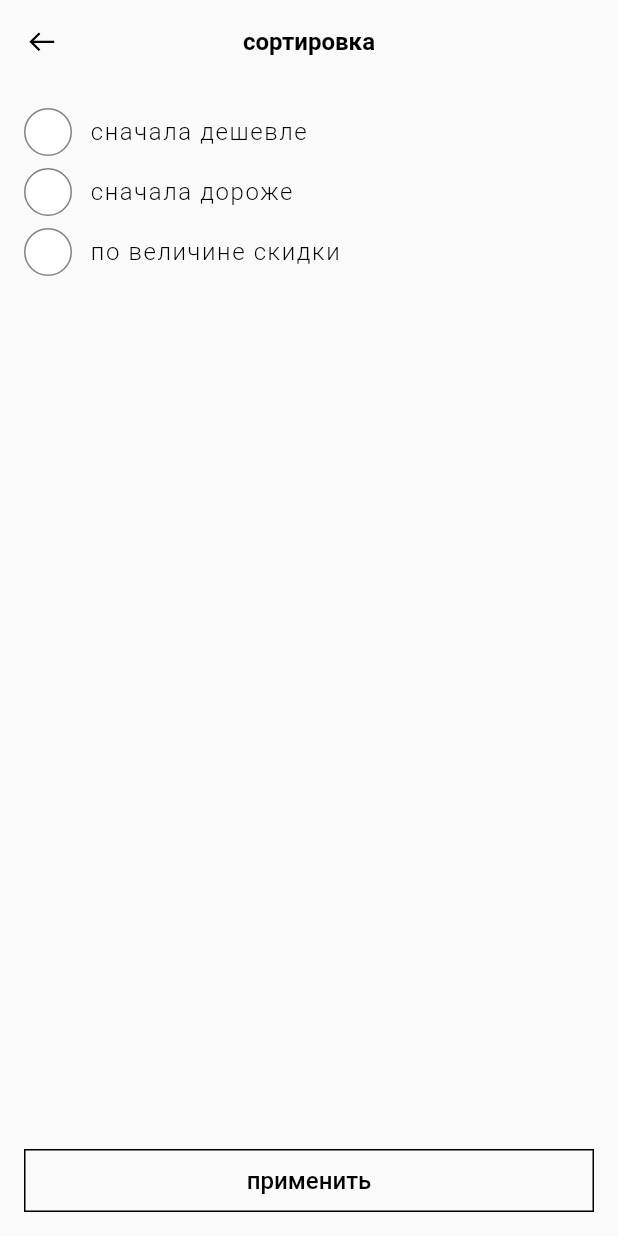
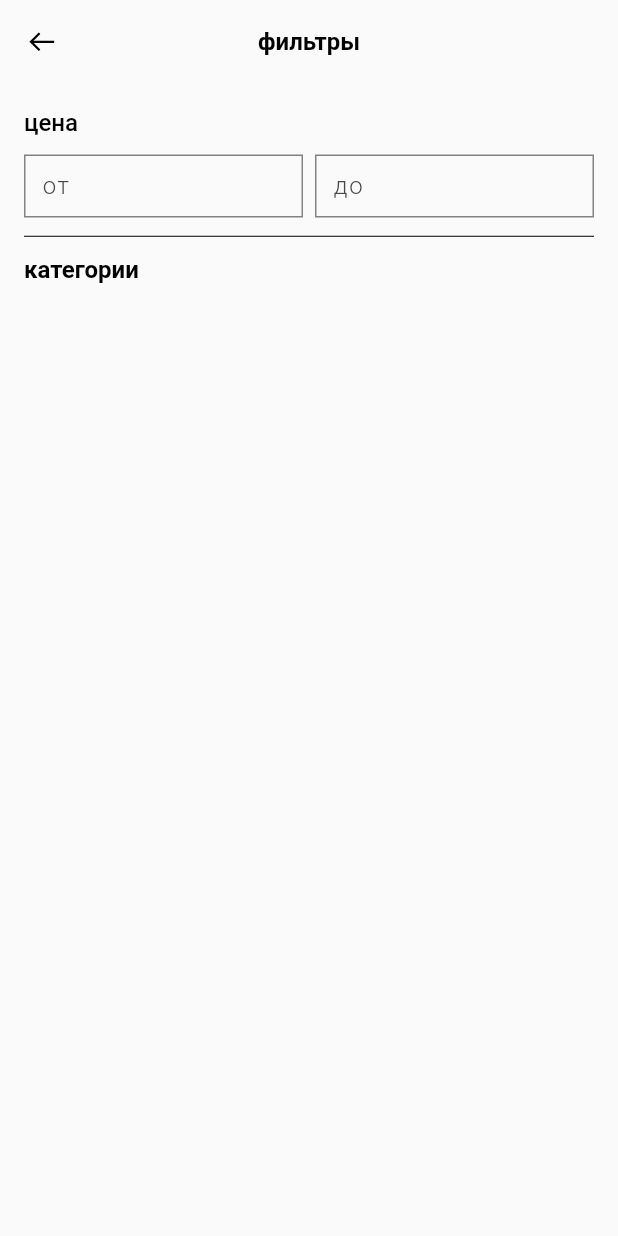
Before and after one commit to Akenten/reup_mobile, a Flutter app: the screen it shows after launch, after a tap on "фильтры", on a phone screen of 412 x 824 dp. Run offline on Flutter 3.47's test engine with Material 2 defaults, Android fonts, the phone set to English and light mode, and no system bars; our stand-ins replace flutter_svg, google_fonts; Roboto replaces fonts that are missing (Gilroy).

Commit message:
Add filters page

```diff
--- /dev/null
+++ b/lib/filter_settings_page/custom_text_form.dart
@@ -0,0 +1,45 @@
+import 'package:flutter/material.dart';
+
+class CustomTextFormField extends StatelessWidget {
+  final TextEditingController controller;
+  final String hintText;
+
+  const CustomTextFormField({super.key, required this.controller, required this.hintText});
+
+  @override
+  Widget build(BuildContext context) {
+    return TextFormField(
+      controller: controller,
+      decoration: InputDecoration(
+        contentPadding: const EdgeInsets.all(12),
+        enabledBorder: const OutlineInputBorder(
+          borderRadius: BorderRadius.all(Radius.zero),
+          borderSide: BorderSide(
+            color: Color.fromRGBO(130, 130, 130, 1),
+          ),
+        ),
+        focusedBorder: const OutlineInputBorder(
+          borderRadius: BorderRadius.all(Radius.zero),
+          borderSide: BorderSide(
+            color: Color.fromRGBO(130, 130, 130, 1),
+          ),
+        ),
+        hintText: hintText,
+        hintStyle: const TextStyle(
+          fontFamily: 'Gilroy',
+          color: Color.fromARGB(255, 73, 70, 70),
+          fontSize: 16,
+          fontWeight: FontWeight.w300,
+          letterSpacing: 1.07,
+        ),
+      ),
+      style: const TextStyle(
+        fontFamily: 'Gilroy',
+        color: Color.fromRGBO(0, 0, 0, 1),
+        fontSize: 16,
+        fontWeight: FontWeight.w500,
+        letterSpacing: 1.07,
+      ),
+    );
+  }
+}
--- /dev/null
+++ b/lib/filter_settings_page/filter_settings_page.dart
@@ -0,0 +1,106 @@
+import 'package:flutter/material.dart';
+import 'package:flutter_svg/flutter_svg.dart';
+
+import 'custom_text_form.dart';
+
+class FilterSettingsPage extends StatefulWidget {
+  const FilterSettingsPage({super.key});
+
+  @override
+  State<FilterSettingsPage> createState() => _FilterSettingsPageState();
+}
+
+class _FilterSettingsPageState extends State<FilterSettingsPage> {
+  TextEditingController _priceStart = TextEditingController();
+  TextEditingController _priceEnd = TextEditingController();
+
+  @override
+  Widget build(BuildContext context) {
+    return Scaffold(
+      appBar: AppBar(
+        backgroundColor: Colors.transparent,
+        elevation: 0,
+        centerTitle: true,
+        leading: IconButton(
+          icon: SvgPicture.asset('assets/icons/reup_icon_back_arrow.svg'),
+          onPressed: () {
+            Navigator.of(context).pop();
+          },
+        ),
+        title: const Text(
+          'фильтры',
+          style: TextStyle(
+            fontFamily: 'Gilroy',
+            color: Color.fromRGBO(0, 0, 0, 1),
+            fontSize: 16,
+            fontWeight: FontWeight.w700,
+          ),
+        ),
+      ),
+      body: SafeArea(
+        child: Padding(
+          padding: const EdgeInsets.all(16.0),
+          child: SingleChildScrollView(
+            child: Column(
+              crossAxisAlignment: CrossAxisAlignment.start,
+              children: [
+                const Text(
+                  'цена',
+                  style: TextStyle(
+                    fontFamily: 'Gilroy',
+                    color: Color.fromRGBO(0, 0, 0, 1),
+                    fontSize: 16,
+                    fontWeight: FontWeight.w500,
+                  ),
+                ),
+                const SizedBox(
+                  height: 12,
+                ),
+                Row(
+                  children: [
+                    Flexible(
+                      child: SizedBox(
+                        height: 42,
+                        child: CustomTextFormField(
+                            controller: _priceStart, hintText: 'от'),
+                      ),
+                    ),
+                    const SizedBox(
+                      width: 8,
+                    ),
+                    Flexible(
+                      child: SizedBox(
+                        height: 42,
+                        child: CustomTextFormField(
+                            controller: _priceEnd, hintText: 'до'),
+                      ),
+                    ),
+                  ],
+                ),
+                const SizedBox(
+                  height: 12,
+                ),
+                const Divider(
+                  height: 1,
+                  color: Colors.black,
+                ),
+                const SizedBox(
+                  height: 12,
+                ),
+                const Text(
+                  'категории',
+                  style: TextStyle(
+                    fontFamily: 'Gilroy',
+                    color: Color.fromRGBO(0, 0, 0, 1),
+                    fontSize: 16,
+                    fontWeight: FontWeight.w700,
+                  ),
+                ),
+              ],
+            ),
+          ),
+        ),
+      ),
+    );
+  }
+}
--- a/lib/search_results_page/search_results_buttons_actions.dart
+++ b/lib/search_results_page/search_results_buttons_actions.dart
@@ -1,4 +1,5 @@
 import 'package:flutter/material.dart';
+import 'package:reup/filter_settings_page/filter_settings_page.dart';
 import '../sort_settings_page/sort_settings_page.dart';
 
 class SearchResultsButtonsActions{
@@ -10,7 +11,7 @@ class SearchResultsButtonsActions{
 
   void moveToFilterSetting(BuildContext context){
     Navigator.of(context).push(MaterialPageRoute<void>(
-      builder: (BuildContext context) => const SortSettingsPage(),
+      builder: (BuildContext context) => const FilterSettingsPage(),
     ),);
   }
 }
--- a/lib/sort_settings_page/sort_settings_page.dart
+++ b/lib/sort_settings_page/sort_settings_page.dart
@@ -1,6 +1,5 @@
 import 'package:flutter/material.dart';
 import 'package:flutter_svg/flutter_svg.dart';
-import 'package:getwidget/getwidget.dart';
 import 'package:reup/sort_settings_page/radio_button.dart';
 
 class SortSettingsPage extends StatefulWidget {
```
